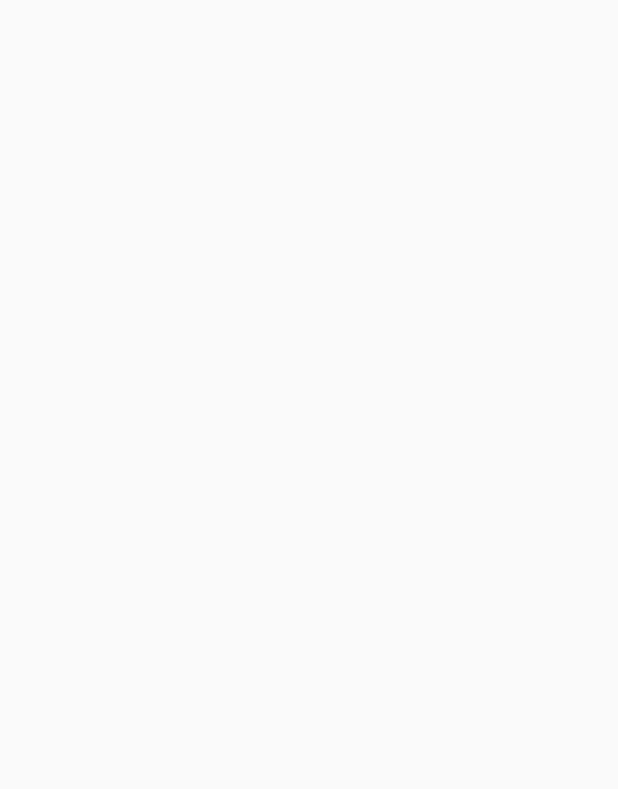
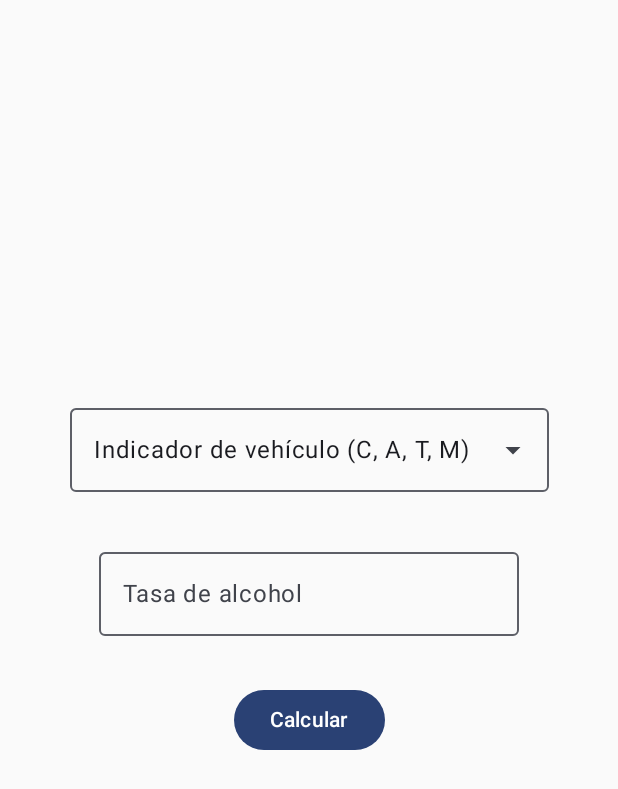
Before and after one commit to Antonyjr99/EC1, an Android app built with Jetpack Compose: the screen it shows after launch (MainActivity), on a phone screen of 412 x 824 dp. Before the commit the part shown is empty. Shown: the top 789 px of the screen. Run offline under Robolectric (Android 15) with nearby library versions, the phone set to English and light mode, and no system bars.

Commit message:
Ejercicio 1 realizado con exito

```diff
--- /dev/null
+++ b/app/src/main/java/pe/iedu/idat/ec_01/ControlScreen.kt
@@ -0,0 +1,94 @@
+
+package pe.iedu.idat.ec_01
+
+import androidx.compose.foundation.layout.*
+import androidx.compose.foundation.text.KeyboardOptions
+import androidx.compose.material3.*
+import androidx.compose.runtime.*
+import androidx.compose.ui.Alignment
+import androidx.compose.ui.Modifier
+import androidx.compose.ui.text.input.KeyboardType
+import androidx.compose.ui.unit.dp
+
+@OptIn(ExperimentalMaterial3Api::class)
+@Composable
+fun ControlScreen() {
+    var selectedVehiculo by remember { mutableStateOf("") }
+    var tasaAlcohol by remember { mutableStateOf("") }
+    var resultado by remember { mutableStateOf("") }
+    var expanded by remember { mutableStateOf(false) }
+
+    val vehiculos = listOf("C", "A", "T", "M")
+    val vehiculoLabel = if (selectedVehiculo.isEmpty()) "Indicador de vehículo (C, A, T, M)" else selectedVehiculo
+
+    Column(
+        modifier = Modifier.fillMaxSize(),
+        verticalArrangement = Arrangement.Center,
+        horizontalAlignment = Alignment.CenterHorizontally
+    ) {
+        ExposedDropdownMenuBox(
+            expanded = expanded,
+            onExpandedChange = { expanded = !expanded }
+        ) {
+            OutlinedTextField(
+                value = vehiculoLabel,
+                onValueChange = {},
+                readOnly = true,
+                trailingIcon = {
+                    ExposedDropdownMenuDefaults.TrailingIcon(expanded = expanded)
+                },
+                modifier = Modifier
+                    .padding(16.dp)
+                    .menuAnchor()
+            )
+            ExposedDropdownMenu(
+                expanded = expanded,
+                onDismissRequest = { expanded = false }
+            ) {
+                vehiculos.forEach { vehiculo ->
+                    DropdownMenuItem(
+                        text = { Text(vehiculo) },
+                        onClick = {
+                            selectedVehiculo = vehiculo
+                            expanded = false
+                        }
+                    )
+                }
+            }
+        }
+
+        OutlinedTextField(
+            value = tasaAlcohol,
+            onValueChange = { tasaAlcohol = it },
+            label = { Text("Tasa de alcohol") },
+            keyboardOptions = KeyboardOptions(keyboardType = KeyboardType.Number),
+            modifier = Modifier.padding(16.dp)
+        )
+
+        Button(
+            onClick = {
+                val tasaMaxima = when (selectedVehiculo) {
+                    "C" -> 0.3
+                    "A" -> 0.3
+                    "T" -> 0.5
+                    "M" -> 0.3
+                    else -> {
+                        resultado = "Indicador de vehículo no válido"
+                        return@Button
+                    }
+                }
+
+                val positivo = (tasaAlcohol.toDoubleOrNull() ?: 0.0) > tasaMaxima
+
+                resultado = if (positivo) "Positivo" else "Negativo"
+            },
+            modifier = Modifier.padding(16.dp)
+        ) {
+            Text("Calcular")
+        }
+
+        Spacer(modifier = Modifier.height(16.dp))
+
+        Text(text = resultado, style = MaterialTheme.typography.headlineSmall)
+    }
+}
--- a/app/src/main/java/pe/iedu/idat/ec_01/MainActivity.kt
+++ b/app/src/main/java/pe/iedu/idat/ec_01/MainActivity.kt
@@ -19,6 +19,7 @@ class MainActivity : ComponentActivity() {
         enableEdgeToEdge()
         setContent {
             EC_01Theme {
+                ControlScreen()
             }
         }
     }
```
